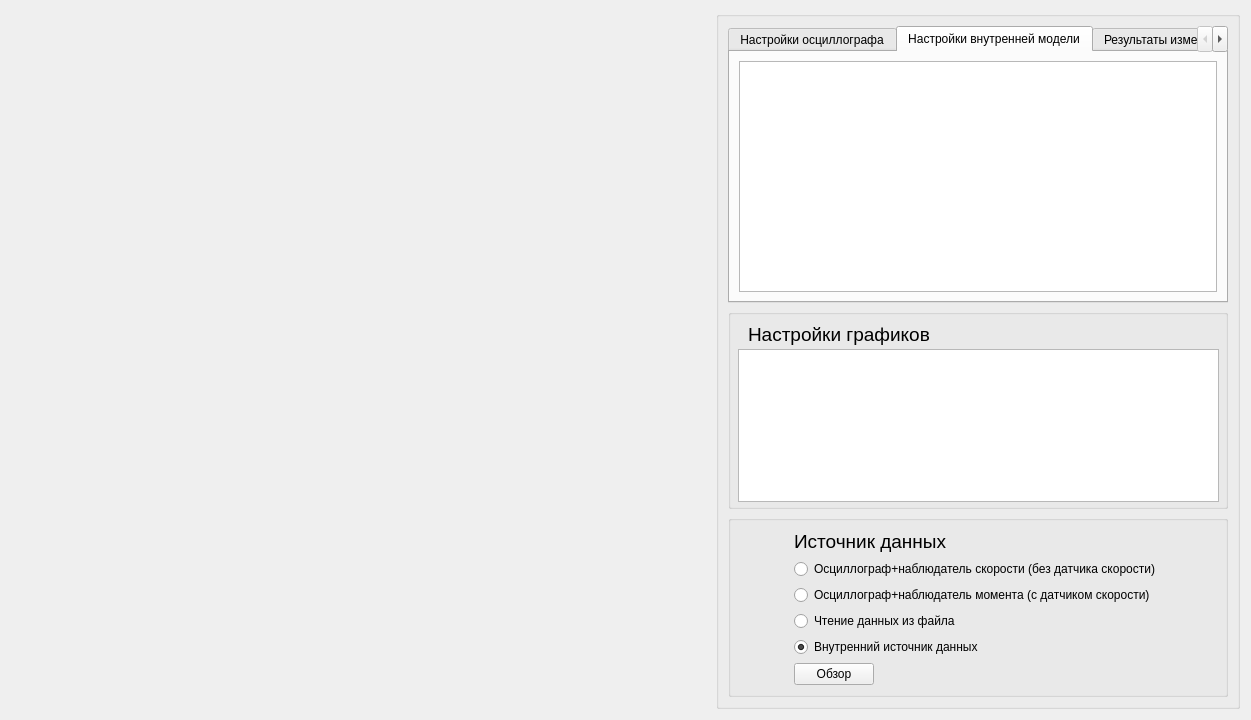
First picture: the form in untitled/electromagn.ui, repository Ivanos121/ImView, before the edit.
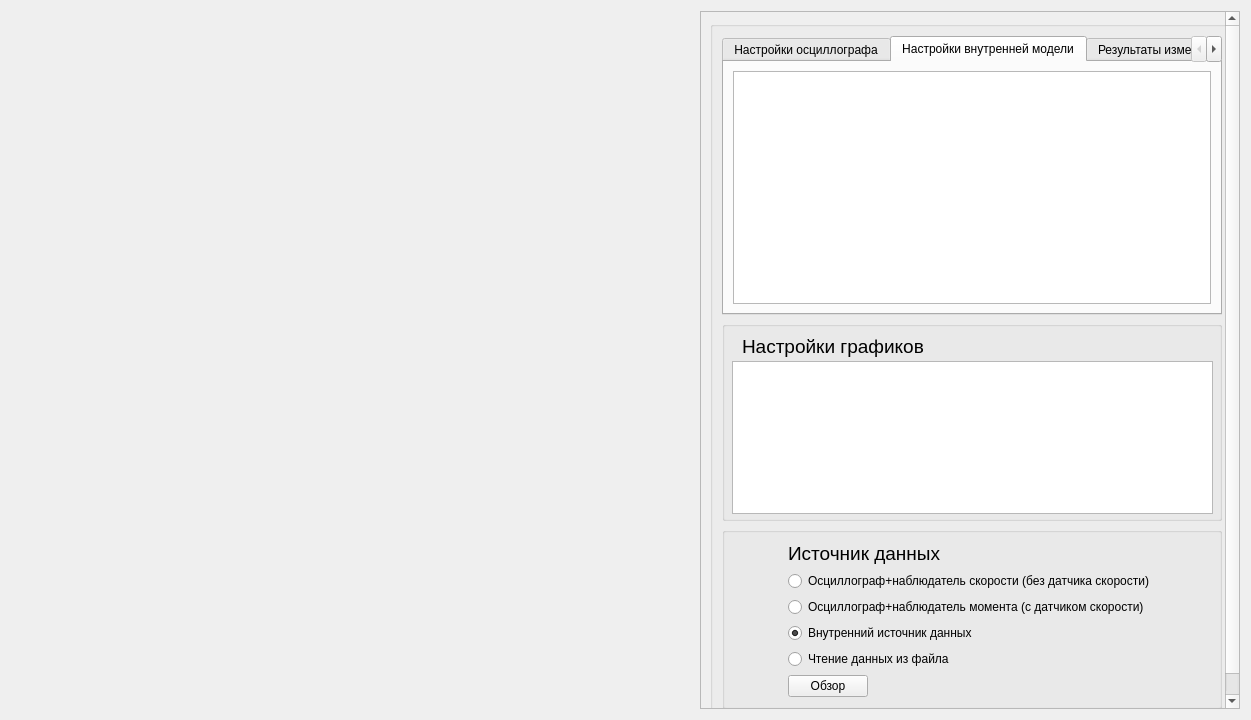
Second picture: the form after the edit. Custom widgets are drawn as their Qt base class.

Commit message: add scroll area to right panel

What changed in the file:
```diff
--- a/untitled/electromagn.ui
+++ b/untitled/electromagn.ui
@@ -18,6 +18,33 @@
     <widget class="Plot" name="plot" native="true"/>
    </item>
    <item>
+    <widget class="QScrollArea" name="scrollArea">
+     <property name="maximumSize">
+      <size>
+       <width>540</width>
+       <height>16777215</height>
+      </size>
+     </property>
+     <property name="verticalScrollBarPolicy">
+      <enum>Qt::ScrollBarAsNeeded</enum>
+     </property>
+     <property name="horizontalScrollBarPolicy">
+      <enum>Qt::ScrollBarAlwaysOff</enum>
+     </property>
+     <property name="widgetResizable">
+      <bool>true</bool>
+     </property>
+     <widget class="QWidget" name="scrollAreaWidgetContents">
+      <property name="geometry">
+       <rect>
+        <x>0</x>
+        <y>0</y>
+        <width>528</width>
+        <height>712</height>
+       </rect>
+      </property>
+      <layout class="QVBoxLayout" name="verticalLayout_4">
+       <item>
     <widget class="QGroupBox" name="groupBox">
      <property name="sizePolicy">
       <sizepolicy hsizetype="Fixed" vsizetype="Preferred">
@@ -28,7 +55,7 @@
      <property name="minimumSize">
       <size>
        <width>0</width>
-       <height>0</height>
+           <height>700</height>
       </size>
      </property>
      <property name="maximumSize">
@@ -212,23 +239,6 @@
          </size>
         </property>
         <layout class="QGridLayout" name="gridLayout_2">
-         <item row="1" column="0">
-          <widget class="QRadioButton" name="radioButton">
-           <property name="text">
-            <string>Осциллограф+наблюдатель скорости (без датчика скорости)</string>
-           </property>
-           <property name="checked">
-            <bool>false</bool>
-           </property>
-          </widget>
-         </item>
-         <item row="3" column="0">
-          <widget class="QRadioButton" name="radioButton_4">
-           <property name="text">
-            <string>Чтение данных из файла</string>
-           </property>
-          </widget>
-         </item>
          <item row="2" column="0">
           <widget class="QRadioButton" name="radioButton_2">
            <property name="text">
@@ -236,16 +246,6 @@
            </property>
           </widget>
          </item>
-         <item row="4" column="0">
-          <widget class="QRadioButton" name="radioButton_3">
-           <property name="text">
-            <string>Внутренний источник данных</string>
-           </property>
-           <property name="checked">
-            <bool>true</bool>
-           </property>
-          </widget>
-         </item>
          <item row="0" column="0">
           <widget class="QLabel" name="label_10">
            <property name="sizePolicy">
@@ -260,6 +260,16 @@
           </widget>
          </item>
          <item row="5" column="0">
+              <widget class="QRadioButton" name="radioButton_3">
+               <property name="text">
+                <string>Внутренний источник данных</string>
+               </property>
+               <property name="checked">
+                <bool>true</bool>
+               </property>
+              </widget>
+             </item>
+             <item row="7" column="0">
           <widget class="QPushButton" name="pushButton_2">
            <property name="sizePolicy">
             <sizepolicy hsizetype="Fixed" vsizetype="Fixed">
@@ -272,10 +282,31 @@
            </property>
           </widget>
          </item>
+             <item row="1" column="0">
+              <widget class="QRadioButton" name="radioButton">
+               <property name="text">
+                <string>Осциллограф+наблюдатель скорости (без датчика скорости)</string>
+               </property>
+               <property name="checked">
+                <bool>false</bool>
+               </property>
+              </widget>
+             </item>
+             <item row="6" column="0">
+              <widget class="QRadioButton" name="radioButton_4">
+               <property name="text">
+                <string>Чтение данных из файла</string>
+               </property>
+              </widget>
+             </item>
         </layout>
        </widget>
       </item>
      </layout>
+        </widget>
+       </item>
+      </layout>
+     </widget>
     </widget>
    </item>
   </layout>
```
Lines whose indentation alone changed are shown as unchanged. The commit also changes 1 other file.
